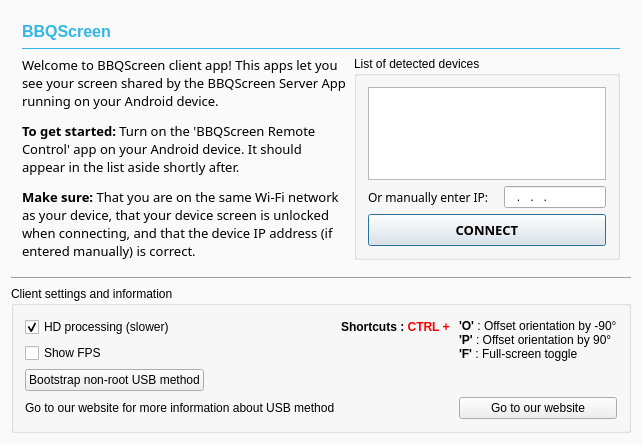
The window that mainwindow.ui (xplodwild/bbqscreen_client) describes before a commit, drawn with Qt 5.
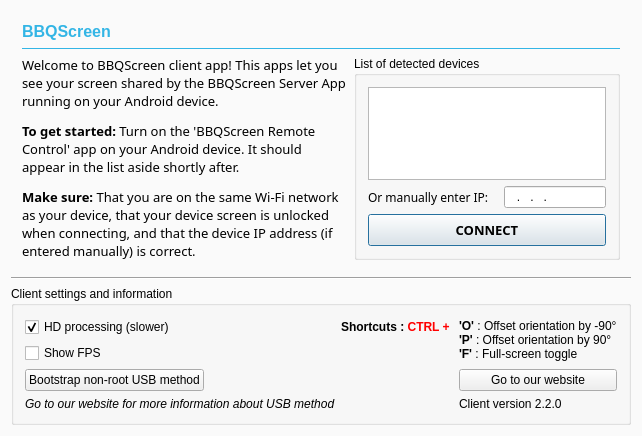
The same window after the commit.

Diff of the .ui file:
```diff
--- a/mainwindow.ui
+++ b/mainwindow.ui
@@ -189,13 +189,6 @@
         </property>
        </widget>
       </item>
-      <item row="3" column="3">
-       <widget class="QPushButton" name="btnWebsite">
-        <property name="text">
-         <string>Go to our website</string>
-        </property>
-       </widget>
-      </item>
       <item row="0" column="2">
        <widget class="QLabel" name="label_4">
         <property name="sizePolicy">
@@ -226,7 +219,21 @@
       <item row="3" column="0" colspan="2">
        <widget class="QLabel" name="label_6">
         <property name="text">
-         <string>Go to our website for more information about USB method</string>
+         <string>&lt;html&gt;&lt;head/&gt;&lt;body&gt;&lt;p&gt;&lt;span style=&quot; font-style:italic;&quot;&gt;Go to our website for more information about USB method&lt;/span&gt;&lt;/p&gt;&lt;/body&gt;&lt;/html&gt;</string>
+        </property>
+       </widget>
+      </item>
+      <item row="2" column="3">
+       <widget class="QPushButton" name="btnWebsite">
+        <property name="text">
+         <string>Go to our website</string>
+        </property>
+       </widget>
+      </item>
+      <item row="3" column="3">
+       <widget class="QLabel" name="label_7">
+        <property name="text">
+         <string>Client version 2.2.0</string>
         </property>
        </widget>
       </item>
```
